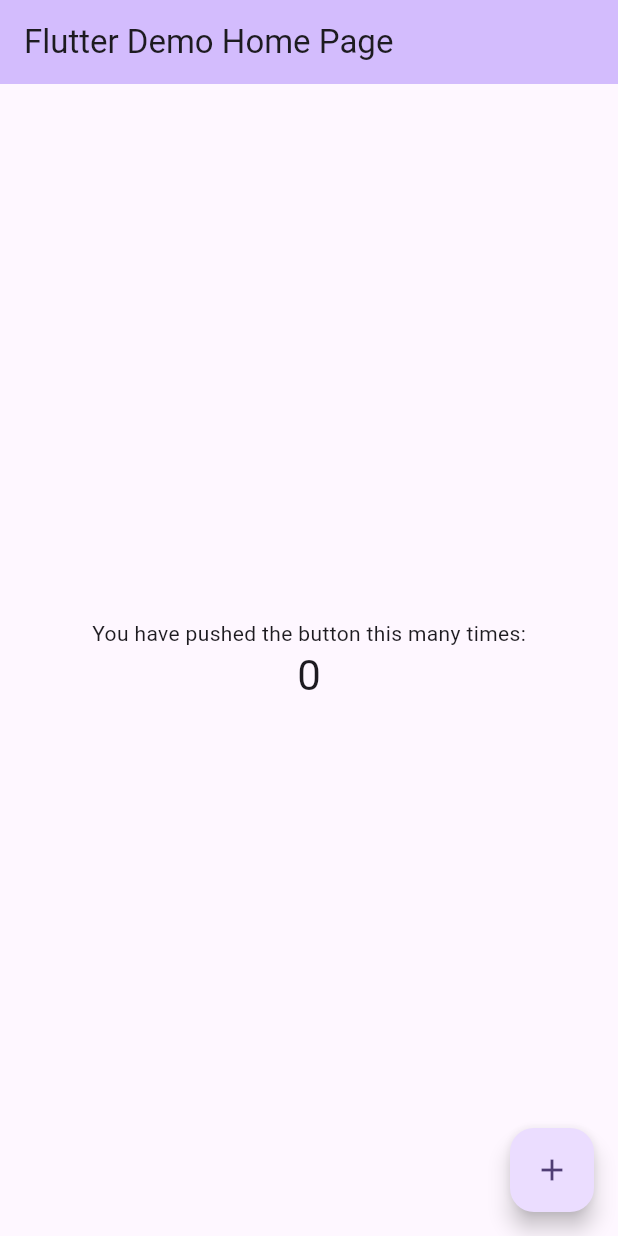
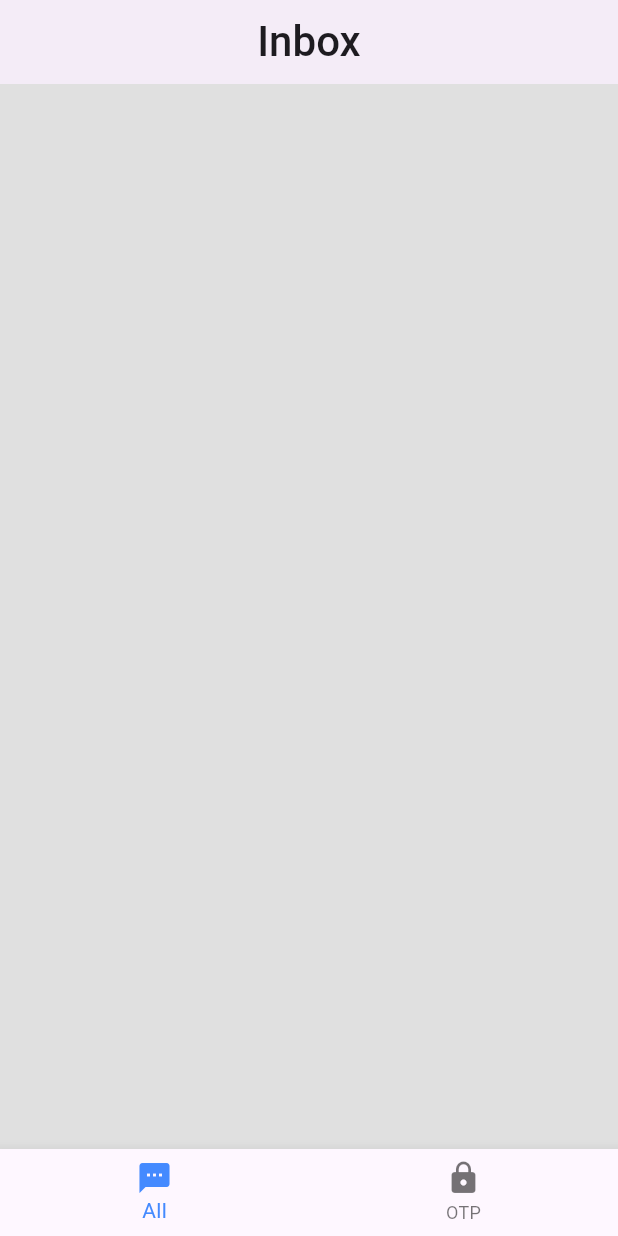
Before and after one commit to KshitijH123/FlutterProjects, a Flutter app: the screen it shows after launch, on a phone screen of 412 x 824 dp. Run offline on Flutter 3.47's test engine with Material 3 defaults, Android fonts, the phone set to English and light mode, and no system bars; our stand-ins replace firebase_auth, firebase_core, shared_preferences; missing offline and left inert: another_telephony; accounts and stored records are empty.

Commit message:
messages screen

```diff
--- /dev/null
+++ b/otp_messenger/lib/home_screen.dart
@@ -0,0 +1,16 @@
+import 'package:flutter/material.dart';
+import 'package:otp_messenger/inbox_screen.dart';
+
+class HomeScreen extends StatefulWidget {
+  const HomeScreen({super.key});
+
+  @override
+  State<HomeScreen> createState() => _HomeScreenState();
+}
+
+class _HomeScreenState extends State<HomeScreen> {
+  @override
+  Widget build(BuildContext context) {
+    return InboxScreen();
+  }
+}
--- /dev/null
+++ b/otp_messenger/lib/inbox_screen.dart
@@ -0,0 +1,120 @@
+import 'package:another_telephony/telephony.dart';
+import 'package:flutter/material.dart';
+import 'package:otp_messenger/otp_screen.dart';
+import 'package:otp_messenger/sms_detail_screen.dart';
+
+class InboxScreen extends StatefulWidget {
+  const InboxScreen({super.key});
+
+  @override
+  State<InboxScreen> createState() => _InboxScreenState();
+}
+
+class _InboxScreenState extends State<InboxScreen> {
+  Future<List<SmsMessage>>? futureMessages;
+  int selectedIndex = 0;
+
+  @override
+  void initState() {
+    super.initState();
+    futureMessages = requestPermissions();
+    listenForNewSMS();
+  }
+
+  void listenForNewSMS() {
+    Telephony.instance.listenIncomingSms(
+      onNewMessage: (SmsMessage message) async {
+        await Future.delayed(Duration(milliseconds: 500));
+        futureMessages = requestPermissions();
+        setState(() {});
+      },
+      listenInBackground: false,
+    );
+  }
+
+  Future<List<SmsMessage>> requestPermissions() async {
+    final telephony = Telephony.instance;
+
+    final permissionsGranted = await telephony.requestPhoneAndSmsPermissions;
+
+    if (permissionsGranted == true) {
+      return telephony.getInboxSms(
+        columns: [SmsColumn.ADDRESS, SmsColumn.BODY],
+        // filter: SmsFilter.where(
+        //   SmsColumn.ADDRESS,
+        // ).equals("1234567890").and(SmsColumn.BODY).like("starwars"),
+        sortOrder: [OrderBy(SmsColumn.DATE, sort: Sort.DESC)],
+      );
+    }
+    return [];
+  }
+
+  @override
+  Widget build(BuildContext context) {
+    return Scaffold(
+      appBar: AppBar(
+        title: Text(
+          'Inbox',
+          style: TextStyle(fontSize: 28, fontWeight: FontWeight.w500),
+        ),
+        elevation: 2,
+        centerTitle: true,
+      ),
+      bottomNavigationBar: BottomNavigationBar(
+        currentIndex: selectedIndex,
+        selectedItemColor: Colors.blueAccent,
+        onTap: (index) {
+          setState(() {
+            selectedIndex = index;
+          });
+          if (index == 1) {
+            Navigator.push(
+              context,
+              MaterialPageRoute(builder: (context) => OtpScreen()),
+            );
+          }
+        },
+        items: const [
+          BottomNavigationBarItem(icon: Icon(Icons.sms), label: 'All'),
+          BottomNavigationBarItem(icon: Icon(Icons.lock), label: 'OTP'),
+        ],
+      ),
+      backgroundColor: Colors.grey[300],
+      body: FutureBuilder<List<SmsMessage>>(
+        future: futureMessages,
+        builder: (context, snapshot) {
+          if (snapshot.data == null) {
+            return Center(child: Text('No SMS fond'));
+          }
+
+          final messages = snapshot.data!;
+
+          return ListView.builder(
+            itemCount: messages.length,
+            itemBuilder: (context, index) {
+              final sms = messages[index];
+              return Card(
+                child: ListTile(
+                  title: Text(
+                    sms.address ?? '',
+                    style: TextStyle(fontWeight: FontWeight.w600),
+                  ),
+                  subtitle: Text(sms.body ?? ''),
+
+                  onTap: () {
+                    Navigator.push(
+                      context,
+                      MaterialPageRoute(
+                        builder: (context) => SmsDetailScreen(sms: sms),
+                      ),
+                    );
+                  },
+                ),
+              );
+            },
+          );
+        },
+      ),
+    );
+  }
+}
--- a/otp_messenger/lib/main.dart
+++ b/otp_messenger/lib/main.dart
@@ -1,122 +1,26 @@
+import 'package:firebase_core/firebase_core.dart';
 import 'package:flutter/material.dart';
+import 'package:otp_messenger/firebase_options.dart';
+import 'package:otp_messenger/home_screen.dart';
 
-void main() {
+void main() async {
+  WidgetsFlutterBinding.ensureInitialized();
+  await Firebase.initializeApp(options: DefaultFirebaseOptions.currentPlatform);
   runApp(const MyApp());
 }
 
 class MyApp extends StatelessWidget {
   const MyApp({super.key});
 
-  // This widget is the root of your application.
   @override
   Widget build(BuildContext context) {
     return MaterialApp(
       title: 'Flutter Demo',
       theme: ThemeData(
-        // This is the theme of your application.
-        //
-        // TRY THIS: Try running your application with "flutter run". You'll see
-        // the application has a purple toolbar. Then, without quitting the app,
-        // try changing the seedColor in the colorScheme below to Colors.green
-        // and then invoke "hot reload" (save your changes or press the "hot
-        // reload" button in a Flutter-supported IDE, or press "r" if you used
-        // the command line to start the app).
-        //
-        // Notice that the counter didn't reset back to zero; the application
-        // state is not lost during the reload. To reset the state, use hot
-        // restart instead.
-        //
-        // This works for code too, not just values: Most code changes can be
-        // tested with just a hot reload.
         colorScheme: ColorScheme.fromSeed(seedColor: Colors.deepPurple),
       ),
-      home: const MyHomePage(title: 'Flutter Demo Home Page'),
+      home: HomeScreen(),
+      debugShowCheckedModeBanner: false,
     );
   }
 }
-
-class MyHomePage extends StatefulWidget {
-  const MyHomePage({super.key, required this.title});
-
-  // This widget is the home page of your application. It is stateful, meaning
-  // that it has a State object (defined below) that contains fields that affect
-  // how it looks.
-
-  // This class is the configuration for the state. It holds the values (in this
-  // case the title) provided by the parent (in this case the App widget) and
-  // used by the build method of the State. Fields in a Widget subclass are
-  // always marked "final".
-
-  final String title;
-
-  @override
-  State<MyHomePage> createState() => _MyHomePageState();
-}
-
-class _MyHomePageState extends State<MyHomePage> {
-  int _counter = 0;
-
-  void _incrementCounter() {
-    setState(() {
-      // This call to setState tells the Flutter framework that something has
-      // changed in this State, which causes it to rerun the build method below
-      // so that the display can reflect the updated values. If we changed
-      // _counter without calling setState(), then the build method would not be
-      // called again, and so nothing would appear to happen.
-      _counter++;
-    });
-  }
-
-  @override
-  Widget build(BuildContext context) {
-    // This method is rerun every time setState is called, for instance as done
-    // by the _incrementCounter method above.
-    //
-    // The Flutter framework has been optimized to make rerunning build methods
-    // fast, so that you can just rebuild anything that needs updating rather
-    // than having to individually change instances of widgets.
-    return Scaffold(
-      appBar: AppBar(
-        // TRY THIS: Try changing the color here to a specific color (to
-        // Colors.amber, perhaps?) and trigger a hot reload to see the AppBar
-        // change color while the other colors stay the same.
-        backgroundColor: Theme.of(context).colorScheme.inversePrimary,
-        // Here we take the value from the MyHomePage object that was created by
-        // the App.build method, and use it to set our appbar title.
-        title: Text(widget.title),
-      ),
-      body: Center(
-        // Center is a layout widget. It takes a single child and positions it
-        // in the middle of the parent.
-        child: Column(
-          // Column is also a layout widget. It takes a list of children and
-          // arranges them vertically. By default, it sizes itself to fit its
-          // children horizontally, and tries to be as tall as its parent.
-          //
-          // Column has various properties to control how it sizes itself and
-          // how it positions its children. Here we use mainAxisAlignment to
-          // center the children vertically; the main axis here is the vertical
-          // axis because Columns are vertical (the cross axis would be
-          // horizontal).
-          //
-          // TRY THIS: Invoke "debug painting" (choose the "Toggle Debug Paint"
-          // action in the IDE, or press "p" in the console), to see the
-          // wireframe for each widget.
-          mainAxisAlignment: MainAxisAlignment.center,
-          children: <Widget>[
-            const Text('You have pushed the button this many times:'),
-            Text(
-              '$_counter',
-              style: Theme.of(context).textTheme.headlineMedium,
-            ),
-          ],
-        ),
-      ),
-      floatingActionButton: FloatingActionButton(
-        onPressed: _incrementCounter,
-        tooltip: 'Increment',
-        child: const Icon(Icons.add),
-      ), // This trailing comma makes auto-formatting nicer for build methods.
-    );
-  }
-}
```
Also changed, not shown: otp_messenger/lib/otp_screen.dart (added, +17 -0 lines), otp_messenger/lib/sms_detail_screen.dart (added, +31 -0 lines), otp_messenger/pubspec.yaml (+3 -35 lines), otp_messenger/pubspec.lock, 3 other files.
